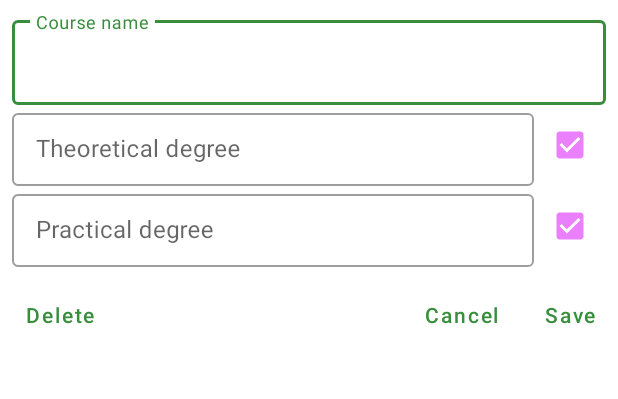
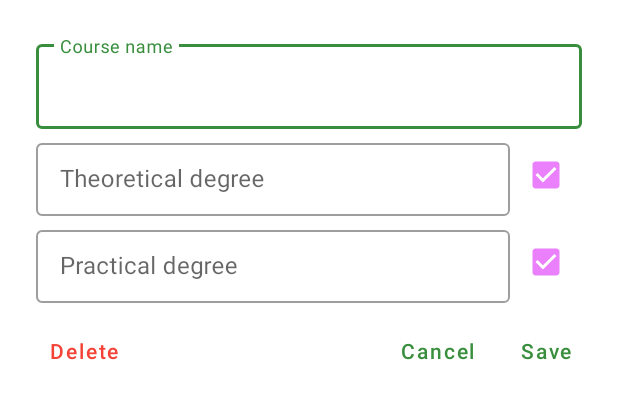
Before and after one commit to anastr/MyDegree, an Android app: the layout bottom_sheet_course.xml on its own in the app's theme, with its tools: preview values and no code run, on a phone screen of 412 x 824 dp. Shown: the top 399 px of the screen. Run offline under Robolectric (Android 15) with nearby library versions, the phone set to English and light mode, and no system bars.

Commit message:
Change course dialog to bottom sheet.

```diff
--- a/app/src/main/res/layout/dialog_course.xml
+++ b/app/src/main/res/layout/bottom_sheet_course.xml
@@ -2,7 +2,8 @@
 <LinearLayout xmlns:android="http://schemas.android.com/apk/res/android"
     android:layout_width="match_parent"
     android:layout_height="match_parent"
-    android:orientation="vertical">
+    android:orientation="vertical"
+    android:padding="16dp">
 
     <LinearLayout
         android:layout_width="match_parent"
@@ -33,7 +34,8 @@
         <LinearLayout
             android:layout_width="match_parent"
             android:layout_height="wrap_content"
-            android:orientation="horizontal">
+            android:orientation="horizontal"
+            android:layout_marginTop="4dp">
 
             <com.google.android.material.textfield.TextInputLayout
                 style="@style/Widget.MaterialComponents.TextInputLayout.OutlinedBox.Dense"
@@ -67,7 +69,8 @@
         <LinearLayout
             android:layout_width="match_parent"
             android:layout_height="wrap_content"
-            android:orientation="horizontal">
+            android:orientation="horizontal"
+            android:layout_marginTop="4dp">
 
             <com.google.android.material.textfield.TextInputLayout
                 style="@style/Widget.MaterialComponents.TextInputLayout.OutlinedBox.Dense"
@@ -110,6 +113,7 @@
             style="@style/Widget.MaterialComponents.Button.TextButton.Dialog"
             android:layout_width="wrap_content"
             android:layout_height="wrap_content"
+            android:textColor="@color/delete"
             android:text="@string/delete"/>
 
         <View
--- a/app/src/main/res/navigation/nav_graph.xml
+++ b/app/src/main/res/navigation/nav_graph.xml
@@ -41,8 +41,8 @@
     </fragment>
     <dialog
         android:id="@+id/courseDialog"
-        android:name="com.github.anastr.myscore.CourseDialog"
-        tools:layout="@layout/dialog_course" >
+        android:name="com.github.anastr.myscore.CourseBottomSheet"
+        tools:layout="@layout/bottom_sheet_course" >
         <argument
             android:name="courseMode"
             app:argType="com.github.anastr.myscore.CourseMode" />
--- a/app/src/main/res/values/colors.xml
+++ b/app/src/main/res/values/colors.xml
@@ -19,4 +19,6 @@
     <color name="lowDegree">#F9A825</color>
     <color name="goodDegree">#0288D1</color>
     <color name="veryGoodDegree">#388E3C</color>
+
+    <color name="delete">#F44336</color>
 </resources>
--- a/app/src/main/res/values/styles.xml
+++ b/app/src/main/res/values/styles.xml
@@ -8,4 +8,14 @@
         <item name="android:textColorSecondary">@color/colorDots</item>
     </style>
 
+    <style name="ModalBottomSheetDialog" parent="Widget.MaterialComponents.BottomSheet.Modal">
+        <item name="shapeAppearance">@style/ShapeAppearance.App.BottomSheetShape</item>
+        <item name="behavior_peekHeight">500dp</item>
+    </style>
+
+    <style name="ShapeAppearance.App.BottomSheetShape" parent="ShapeAppearance.MaterialComponents.LargeComponent">
+        <item name="cornerFamily">rounded</item>
+        <item name="cornerSize">20dp</item>
+    </style>
+
 </resources>
--- a/app/src/main/res/values/themes.xml
+++ b/app/src/main/res/values/themes.xml
@@ -17,6 +17,14 @@
 
         <item name="android:textAllCaps">false</item>
         <item name="android:windowLightStatusBar" tools:ignore="NewApi">false</item>
+
+        <item name="bottomSheetDialogTheme">@style/ThemeOverlay.App.BottomSheetDialog</item>
+    </style>
+
+    <style name="ThemeOverlay.App.BottomSheetDialog" parent="ThemeOverlay.MaterialComponents.BottomSheetDialog">
+        <item name="bottomSheetStyle">@style/ModalBottomSheetDialog</item>
+        <item name="android:windowSoftInputMode">adjustResize</item>
+        <item name="android:windowIsFloating">false</item>
     </style>
 
 </resources>
```
Also changed, not shown: app/src/main/java/com/github/anastr/myscore/CourseBottomSheet.kt (renamed from app/src/main/java/com/github/anastr/myscore/CourseDialog.kt, +14 -23 lines).
